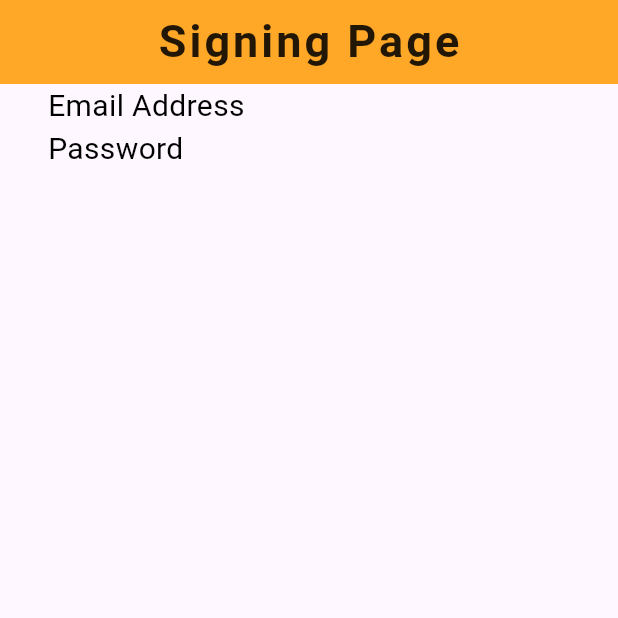
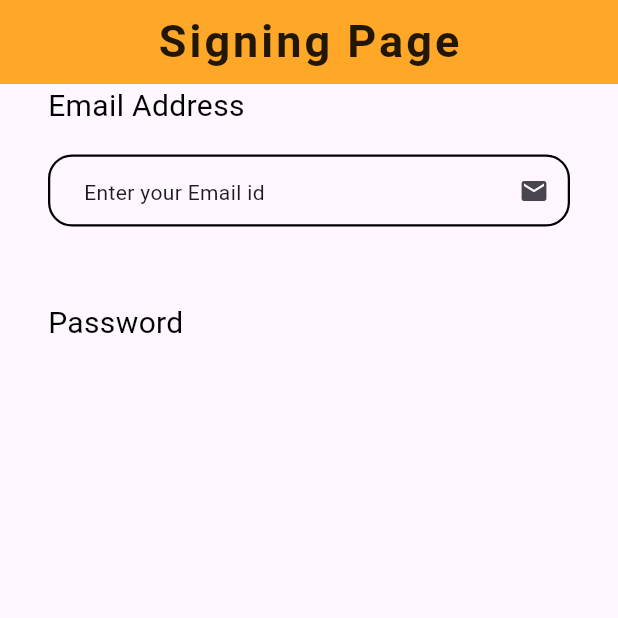
Before and after one commit to Ratndeep1999/database_practice, a Flutter app: the screen it shows after launch, on a phone screen of 412 x 824 dp, the top half of it. Run offline on Flutter 3.47's test engine with Material 3 defaults, Android fonts, the phone set to English and light mode, and no system bars.

Commit message:
Form widget add with key, Text field add to input email id

```diff
--- a/lib/signing_page.dart
+++ b/lib/signing_page.dart
@@ -1,5 +1,4 @@
 import 'package:flutter/material.dart';
-
 import 'CustomWidgets/label_widget.dart';
 
 class SigningPage extends StatefulWidget {
@@ -8,6 +7,9 @@ class SigningPage extends StatefulWidget {
   @override
   State<SigningPage> createState() => _SigningPageState();
 }
+
+final _formKey = GlobalKey<FormState>();
+final _emailController = TextEditingController();
 
 class _SigningPageState extends State<SigningPage> {
   @override
@@ -28,10 +30,11 @@ class _SigningPageState extends State<SigningPage> {
       body: SafeArea(
         child: Padding(
           padding: const EdgeInsets.symmetric(horizontal: 32.0),
+          child: Focus(
+            key: _formKey,
             child: Column(
               crossAxisAlignment: CrossAxisAlignment.start,
               children: [
-
                 /// Email label
                 LabelWidget(
                   label: 'Email Address',
@@ -39,6 +42,57 @@ class _SigningPageState extends State<SigningPage> {
                   fontSize: 20.0,
                   fontWeight: FontWeight.w400,
                 ),
+                SizedBox(height: 18.0),
+
+                /// Text field for Email
+                TextFormField(
+                  controller: _emailController,
+                  onSaved: (email) {
+                    debugPrint(email);
+                  },
+                  validator: (email) {
+                    return null;
+                  },
+                  // autocorrect: ,
+                  // autofillHints: ,
+                  // onFieldSubmitted: ,
+                  // focusNode: ,
+                  autofocus: false,
+                  textInputAction: TextInputAction.next,
+                  keyboardType: TextInputType.emailAddress,
+                  style: TextStyle(
+                    fontSize: 18.0,
+                    color: Colors.black54,
+                    fontWeight: FontWeight.w400,
+                  ),
+                  decoration: InputDecoration(
+                    hint: Text('Enter your Email id'),
+                    suffixIcon: Icon(Icons.email, size: 20),
+                    border: OutlineInputBorder(
+                      borderRadius: BorderRadius.circular(16.0),
+                    ),
+                    enabledBorder: OutlineInputBorder(
+                      borderRadius: BorderRadius.circular(16.0),
+                      borderSide: BorderSide(width: 1.5),
+                    ),
+                    focusedBorder: OutlineInputBorder(
+                      borderRadius: BorderRadius.circular(16.0),
+                      borderSide: BorderSide(color: Colors.black26),
+                    ),
+                    errorBorder: OutlineInputBorder(
+                      borderRadius: BorderRadius.circular(16.0),
+                      borderSide: BorderSide(color: Colors.red, width: 2.0),
+                    ),
+                    focusedErrorBorder: OutlineInputBorder(
+                      borderRadius: BorderRadius.circular(16.0),
+                      borderSide: BorderSide(color: Colors.red, width: 2.0),
+                    ),
+                    contentPadding: EdgeInsets.symmetric(horizontal: 20.0),
+                    isDense: true,
+                  ),
+                ),
+
+                SizedBox(height: 50.0),
 
                 /// Password label
                 LabelWidget(
@@ -47,7 +101,9 @@ class _SigningPageState extends State<SigningPage> {
                   fontSize: 20.0,
                   fontWeight: FontWeight.w400,
                 ),
-                ]
+                SizedBox(height: 18.0),
+              ],
+            ),
           ),
         ),
       ),
```
Lines whose indentation alone changed are shown as unchanged.
